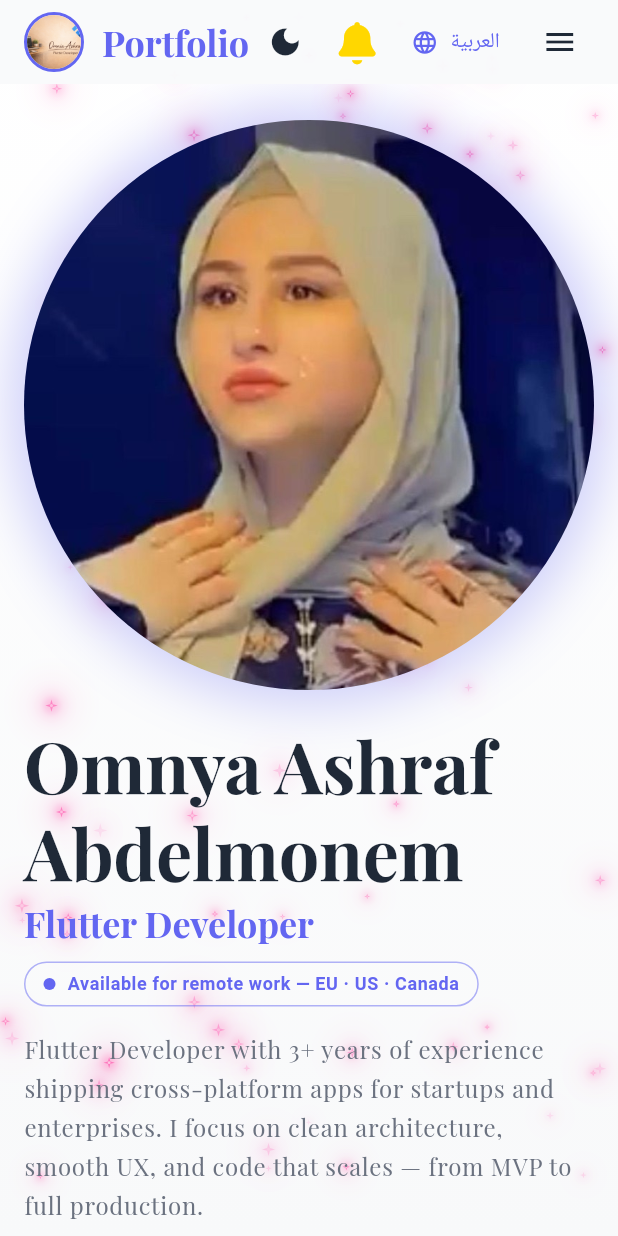
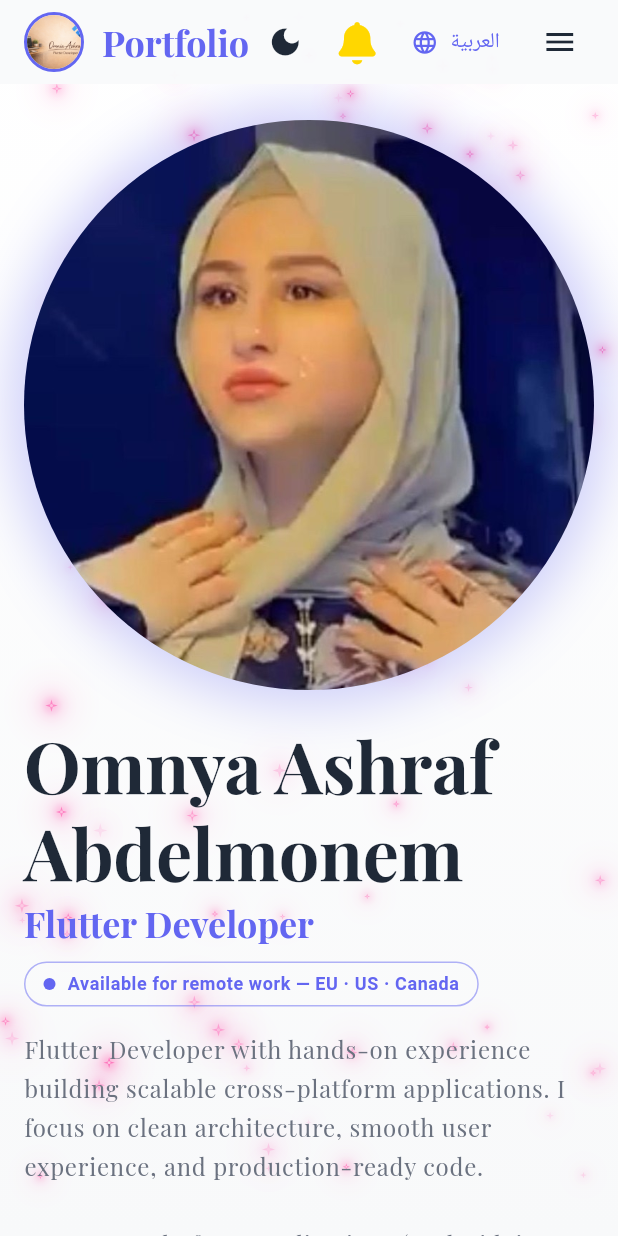
Before and after one commit to omniaashraf8088/OmniaAshraf-Portofrioo, a Flutter app: the screen it shows after launch, after a tap on the "light mode" icon, on a phone screen of 412 x 824 dp. Run offline on Flutter 3.47's test engine with Material 3 defaults, Android fonts, the phone set to English and light mode, and no system bars; our stand-ins replace flutter_screenutil, font_awesome_flutter, shared_preferences; network calls fail; project files that could hold a hidden picture were left out.

Commit message:
feat: update bio text to user specifications and remove live demo button from projects, making project cards fit their content

```diff
--- a/lib/data/portfolio_data.dart
+++ b/lib/data/portfolio_data.dart
@@ -10,9 +10,9 @@ class PortfolioData {
   static const String title = "Flutter Developer";
   static const String titleAr = "مطورة تطبيقات Flutter";
   static const String bio =
-      "Flutter Developer with 3+ years of experience shipping cross-platform apps for startups and enterprises. I focus on clean architecture, smooth UX, and code that scales — from MVP to full production.\n\n• 7+ apps shipped on Android, iOS & Web\n• BLoC, Provider, Riverpod & Clean Architecture\n• Firebase, REST APIs & third-party integrations\n• Pixel-perfect UI with smooth animations\n\nI write maintainable code, communicate clearly, and deliver on schedule.";
+      "Flutter Developer with hands-on experience building scalable cross-platform applications. I focus on clean architecture, smooth user experience, and production-ready code.\n\n• 7+ cross-platform applications (Android, iOS, Web)\n• State management using BLoC, Provider, and Riverpod\n• Experience with Firebase, REST APIs, and third-party integrations\n• Clean, responsive UI with smooth performance\n\nFocused on delivering reliable, maintainable, and scalable applications.";
   static const String bioAr =
-      "مطورة Flutter بخبرة 3+ سنوات في بناء تطبيقات عابرة للمنصات للشركات الناشئة والمؤسسات. أركز على الهندسة النظيفة، تجربة مستخدم سلسة، وكود قابل للتوسع — من النموذج الأولي حتى الإنتاج.\n\n• 7+ تطبيقات على Android وiOS وWeb\n• BLoC, Provider, Riverpod والهندسة النظيفة\n• Firebase و REST APIs وتكاملات جهات خارجية\n• واجهات بدقة بكسل ورسوم متحركة سلسة\n\nأكتب كوداً قابلاً للصيانة، أتواصل بوضوح، وأسلم في الموعد.";
+      "مطورة Flutter بخبرة عملية في بناء تطبيقات عابرة للمنصات قابلة للتوسع. أركز على الهندسة النظيفة (Clean Architecture)، تجربة مستخدم سلسة، وكود جاهز للإنتاج.\n\n• 7+ تطبيقات عابرة للمنصات (Android, iOS, Web)\n• إدارة الحالة باستخدام BLoC و Provider و Riverpod\n• خبرة في التعامل مع Firebase، واجهات برمجة التطبيقات (REST APIs)، وتكاملات جهات خارجية\n• واجهة مستخدم نظيفة ومتجاوبة مع أداء سلس\n\nأركز على تقديم تطبيقات موثوقة، قابلة للصيانة، وقابلة للتوسع.";
   static const String emailUrl = "mailto:omniaashraf8088@gmail.com";
   static const String location = "Giza, 6th of October (Remote Friendly)";
   static const String locationAr = "الجيزة، 6 أكتوبر (متاح للعمل عن بعد)";
--- a/lib/features/presentation/widgets/project_section.dart
+++ b/lib/features/presentation/widgets/project_section.dart
@@ -43,19 +43,22 @@ class ProjectsSection extends StatelessWidget {
                 textAlign: TextAlign.center,
               ),
               const SizedBox(height: 20),
-              GridView.builder(
-                shrinkWrap: true,
-                physics: const NeverScrollableScrollPhysics(),
-                gridDelegate: SliverGridDelegateWithFixedCrossAxisCount(
-                  crossAxisCount: Responsive.gridColumns(context),
-                  childAspectRatio: 0.85,
-                  crossAxisSpacing: 16,
-                  mainAxisSpacing: 16,
-                ),
-                itemCount: projects.length,
-                itemBuilder: (context, index) {
-                  final project = projects[index];
-                  return _buildProjectCard(context, project, isArabic);
+              LayoutBuilder(
+                builder: (context, constraints) {
+                  final crossAxisCount = Responsive.gridColumns(context);
+                  const spacing = 16.0;
+                  final cardWidth = (constraints.maxWidth - (spacing * (crossAxisCount - 1))) / crossAxisCount;
+
+                  return Wrap(
+                    spacing: spacing,
+                    runSpacing: spacing,
+                    children: projects.map((project) {
+                      return SizedBox(
+                        width: cardWidth,
+                        child: _buildProjectCard(context, project, isArabic),
+                      );
+                    }).toList(),
+                  );
                 },
               ),
             ],
@@ -71,6 +74,7 @@ class ProjectsSection extends StatelessWidget {
       clipBehavior: Clip.antiAlias,
       child: Column(
         crossAxisAlignment: CrossAxisAlignment.start,
+        mainAxisSize: MainAxisSize.min,
         children: [
           AspectRatio(
             aspectRatio: 16 / 9,
@@ -148,25 +152,6 @@ class ProjectsSection extends StatelessWidget {
                           ),
                         ),
                       ),
-                    if (project.githubUrl != null && project.demoUrl != null)
-                      const SizedBox(width: 12),
-                    if (project.demoUrl != null)
-                      Expanded(
-                        child: ElevatedButton.icon(
-                          onPressed: () => _launchUrl(project.demoUrl!),
-                          icon: const Icon(Icons.launch, size: 14),
-                          label: Text(
-                            isArabic
-                                ? AppLocalizationsAr.viewDemo
-                                : AppLocalizationsEn.viewDemo,
-                            style: const TextStyle(fontSize: 11),
-                          ),
-                          style: ElevatedButton.styleFrom(
-                            padding: const EdgeInsets.symmetric(
-                                horizontal: 12, vertical: 8),
-                          ),
-                        ),
-                      ),
                   ],
                 ),
               ],
```
